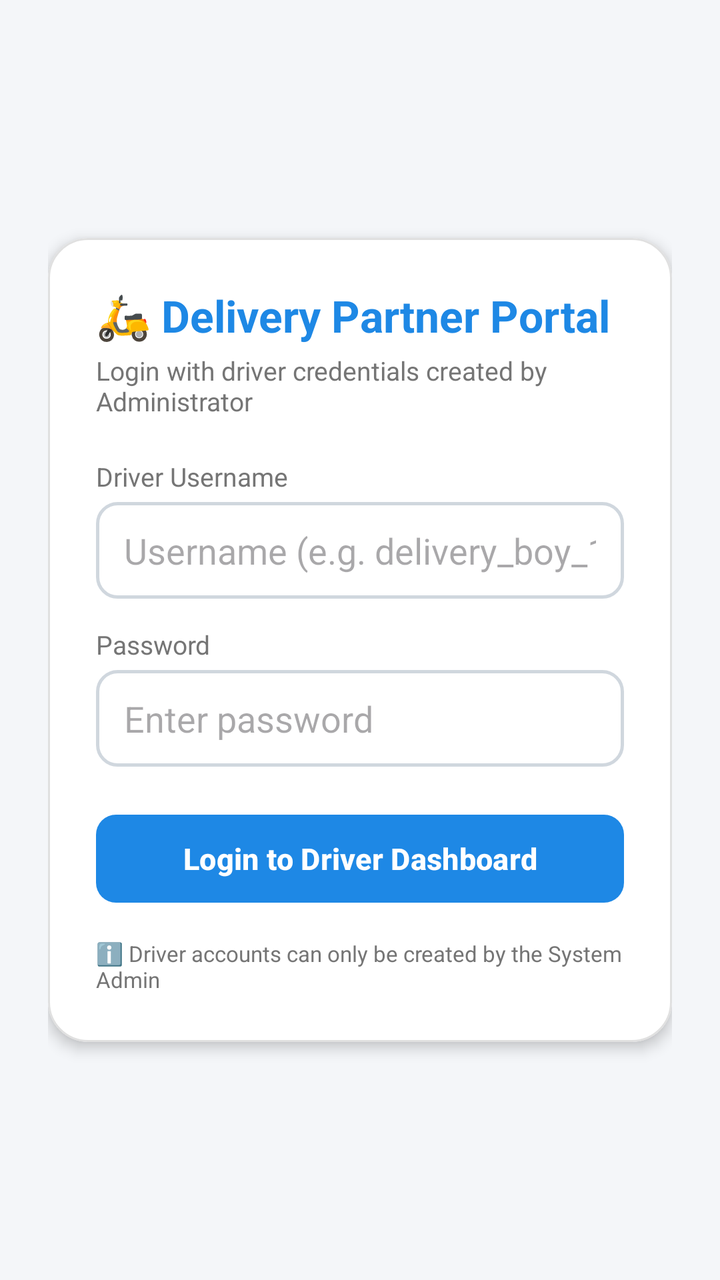
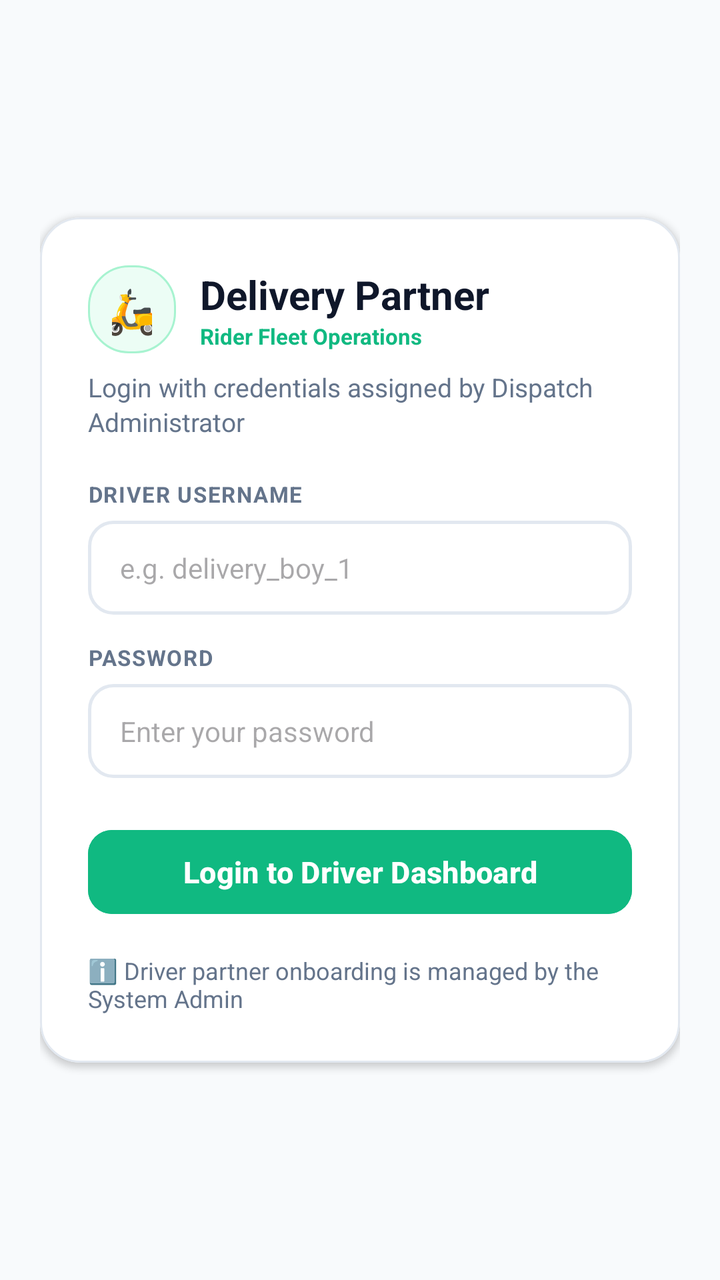

Before-and-after screenshots of an Android layout around one commit, followed by the original layout XML and the change that was made.
<!-- AndroidManifest.xml: application theme Theme.LocalVendorDelivery -->
<!-- res/layout/activity_delivery.xml -->
<?xml version="1.0" encoding="utf-8"?>
<FrameLayout xmlns:android="http://schemas.android.com/apk/res/android"
    xmlns:app="http://schemas.android.com/apk/res-auto"
    android:layout_width="match_parent"
    android:layout_height="match_parent"
    android:background="@color/colorBackground">

    
    <LinearLayout
        android:id="@+id/layoutAuthDelivery"
        android:layout_width="match_parent"
        android:layout_height="match_parent"
        android:orientation="vertical"
        android:padding="24dp"
        android:gravity="center"
        android:visibility="visible">

        <com.google.android.material.card.MaterialCardView
            android:layout_width="match_parent"
            android:layout_height="wrap_content"
            app:cardCornerRadius="20dp"
            app:cardElevation="4dp"
            app:cardBackgroundColor="#FFFFFF"
            app:strokeColor="@color/dividerColor"
            app:strokeWidth="1dp">

            <LinearLayout
                android:layout_width="match_parent"
                android:layout_height="wrap_content"
                android:orientation="vertical"
                android:padding="24dp">

                <TextView
                    android:layout_width="wrap_content"
                    android:layout_height="wrap_content"
                    android:text="🛵 Delivery Partner Portal"
                    android:textSize="22sp"
                    android:textStyle="bold"
                    android:textColor="@color/colorPrimary"
                    android:layout_marginBottom="4dp" />

                <TextView
                    android:layout_width="wrap_content"
                    android:layout_height="wrap_content"
                    android:text="Login with driver credentials created by Administrator"
                    android:textSize="13sp"
                    android:textColor="@color/colorTextSecondary"
                    android:layout_marginBottom="20dp" />

                <TextView
                    android:layout_width="wrap_content"
                    android:layout_height="wrap_content"
                    android:text="Driver Username"
                    android:textSize="13sp"
                    android:textColor="@color/colorTextSecondary"
                    android:layout_marginBottom="4dp" />

                <EditText
                    android:id="@+id/etDelivUsername"
                    android:layout_width="match_parent"
                    android:layout_height="wrap_content"
                    android:hint="Username (e.g. delivery_boy_1)"
                    android:background="@drawable/bg_edit_text"
                    android:inputType="text"
                    android:layout_marginBottom="14dp" />

                <TextView
                    android:layout_width="wrap_content"
                    android:layout_height="wrap_content"
                    android:text="Password"
                    android:textSize="13sp"
                    android:textColor="@color/colorTextSecondary"
                    android:layout_marginBottom="4dp" />

                <EditText
                    android:id="@+id/etDelivPassword"
                    android:layout_width="match_parent"
                    android:layout_height="wrap_content"
                    android:hint="Enter password"
                    android:background="@drawable/bg_edit_text"
                    android:inputType="textPassword"
                    android:layout_marginBottom="20dp" />

                <Button
                    android:id="@+id/btnDelivLogin"
                    android:layout_width="match_parent"
                    android:layout_height="52dp"
                    android:text="Login to Driver Dashboard"
                    android:textSize="15sp"
                    android:textStyle="bold"
                    app:cornerRadius="10dp" />

                <TextView
                    android:layout_width="wrap_content"
                    android:layout_height="wrap_content"
                    android:text="ℹ️ Driver accounts can only be created by the System Admin"
                    android:textSize="11sp"
                    android:textColor="@color/colorTextSecondary"
                    android:layout_marginTop="14dp"
                    android:layout_gravity="center" />
            </LinearLayout>
        </com.google.android.material.card.MaterialCardView>
    </LinearLayout>

    
    <LinearLayout
        android:id="@+id/layoutMainDelivery"
        android:layout_width="match_parent"
        android:layout_height="match_parent"
        android:orientation="vertical"
        android:visibility="gone">

        
        <LinearLayout
            android:layout_width="match_parent"
            android:layout_height="wrap_content"
            android:background="@color/colorPrimary"
            android:padding="16dp"
            android:orientation="horizontal"
            android:gravity="center_vertical">

            <LinearLayout
                android:layout_width="0dp"
                android:layout_height="wrap_content"
                android:layout_weight="1"
                android:orientation="vertical">

                <TextView
                    android:id="@+id/tvWelcomeDeliv"
                    android:layout_width="wrap_content"
                    android:layout_height="wrap_content"
                    android:text="Delivery Dashboard"
                    android:textColor="#FFFFFF"
                    android:textSize="18sp"
                    android:textStyle="bold" />

                <TextView
                    android:layout_width="wrap_content"
                    android:layout_height="wrap_content"
                    android:text="📍 Live GPS Tracking &amp; Cloud Sync Active"
                    android:textColor="#E3F2FD"
                    android:textSize="11sp" />
            </LinearLayout>

            <Button
                android:id="@+id/btnDelivLogout"
                android:layout_width="wrap_content"
                android:layout_height="36dp"
                style="@style/Widget.MaterialComponents.Button.TextButton"
                android:textColor="#FFFFFF"
                android:text="Logout"
                android:textSize="12sp" />
        </LinearLayout>

        
        <LinearLayout
            android:id="@+id/panelDelivOrders"
            android:layout_width="match_parent"
            android:layout_height="match_parent"
            android:orientation="vertical"
            android:padding="16dp"
            android:visibility="visible">

            <LinearLayout
                android:layout_width="match_parent"
                android:layout_height="wrap_content"
                android:orientation="horizontal"
                android:gravity="center_vertical"
                android:layout_marginBottom="12dp">

                <TextView
                    android:layout_width="0dp"
                    android:layout_height="wrap_content"
                    android:layout_weight="1"
                    android:text="🛵 Assigned Delivery Tasks"
                    android:textSize="17sp"
                    android:textStyle="bold"
                    android:textColor="@color/colorTextPrimary" />

                <TextView
                    android:layout_width="wrap_content"
                    android:layout_height="wrap_content"
                    android:text="● Cloud Synced"
                    android:textSize="11sp"
                    android:textStyle="bold"
                    android:textColor="@color/colorSuccess"
                    android:background="@drawable/bg_chip_green" />
            </LinearLayout>

            <Button
                android:id="@+id/btnViewDriverFeedback"
                android:layout_width="match_parent"
                android:layout_height="44dp"
                android:text="⭐ View Customer Ratings &amp; Reviews"
                style="@style/Widget.MaterialComponents.Button.OutlinedButton"
                android:textColor="@color/colorWarning"
                android:textStyle="bold"
                android:layout_marginBottom="10dp" />

            <ListView
                android:id="@+id/lvDelivOrders"
                android:layout_width="match_parent"
                android:layout_height="match_parent"
                android:divider="@null"
                android:dividerHeight="10dp" />
        </LinearLayout>

        
        <LinearLayout
            android:id="@+id/panelDelivNavigation"
            android:layout_width="match_parent"
            android:layout_height="match_parent"
            android:orientation="vertical"
            android:padding="16dp"
            android:visibility="gone">

            <LinearLayout
                android:layout_width="match_parent"
                android:layout_height="wrap_content"
                android:orientation="horizontal"
                android:gravity="center_vertical"
                android:layout_marginBottom="10dp">

                <ImageButton
                    android:id="@+id/btnBackToDelivList"
                    android:layout_width="38dp"
                    android:layout_height="38dp"
                    android:src="@android:drawable/ic_menu_revert"
                    android:background="?attr/selectableItemBackgroundBorderless"
                    android:contentDescription="Back" />

                <TextView
                    android:layout_width="0dp"
                    android:layout_height="wrap_content"
                    android:layout_weight="1"
                    android:text="📍 Live Delivery Navigation"
                    android:textSize="17sp"
                    android:textStyle="bold"
                    android:textColor="@color/colorTextPrimary"
                    android:layout_marginStart="8dp" />
            </LinearLayout>

            <com.google.android.material.card.MaterialCardView
                android:layout_width="match_parent"
                android:layout_height="0dp"
                android:layout_weight="1"
                app:cardCornerRadius="16dp"
                app:cardElevation="4dp"
                app:strokeColor="@color/dividerColor"
                app:strokeWidth="1dp">

                <com.example.localvendordelivery.LiveNavRadarView
                    android:id="@+id/navRadarDeliv"
                    android:layout_width="match_parent"
                    android:layout_height="match_parent" />
            </com.google.android.material.card.MaterialCardView>

            <LinearLayout
                android:layout_width="match_parent"
                android:layout_height="wrap_content"
                android:orientation="horizontal"
                android:layout_marginTop="10dp">

                
                <Button
                    android:id="@+id/btnSimulateMove"
                    android:layout_width="0dp"
                    android:layout_weight="1"
                    android:layout_height="50dp"
                    android:text="▶️ Simulate GPS Move"
                    style="@style/Widget.MaterialComponents.Button.OutlinedButton"
                    android:textSize="13sp"
                    android:textStyle="bold"
                    android:layout_marginEnd="6dp" />

                
                <Button
                    android:id="@+id/btnMarkDelivered"
                    android:layout_width="0dp"
                    android:layout_weight="1"
                    android:layout_height="50dp"
                    android:text="✅ Mark Delivered"
                    android:textSize="13sp"
                    android:textStyle="bold"
                    android:layout_marginStart="6dp" />
            </LinearLayout>
        </LinearLayout>
    </LinearLayout>
</FrameLayout>
<!-- resources referenced by this layout -->
<resources>
  <color name="colorBackground">#F4F6F9</color>
  <color name="colorPrimary">#1E88E5</color>
  <color name="colorSuccess">#4CAF50</color>
  <color name="colorTextPrimary">#212121</color>
  <color name="colorTextSecondary">#757575</color>
  <color name="colorWarning">#FF9800</color>
  <color name="dividerColor">#E0E0E0</color>
  <!-- drawable bg_chip_green (drawable) -->
  <?xml version="1.0" encoding="utf-8"?>
  <shape xmlns:android="http://schemas.android.com/apk/res/android"
      android:shape="rectangle">
      <solid android:color="#E8F5E9" />
      <stroke
          android:width="1dp"
          android:color="#4CAF50" />
      <corners android:radius="16dp" />
      <padding
          android:bottom="4dp"
          android:left="10dp"
          android:right="10dp"
          android:top="4dp" />
  </shape>
  <!-- drawable bg_edit_text (drawable) -->
  <?xml version="1.0" encoding="utf-8"?>
  <shape xmlns:android="http://schemas.android.com/apk/res/android"
      android:shape="rectangle">
      <solid android:color="#FFFFFF" />
      <stroke
          android:width="1.5dp"
          android:color="#D0D7DE" />
      <corners android:radius="10dp" />
      <padding
          android:bottom="12dp"
          android:left="14dp"
          android:right="14dp"
          android:top="12dp" />
  </shape>
  <style name="Theme.LocalVendorDelivery" parent="Base.Theme.LocalVendorDelivery" />
  <style name="Base.Theme.LocalVendorDelivery" parent="Theme.Material3.DayNight.NoActionBar">
          <item name="colorPrimary">@color/colorPrimary</item>
          <item name="colorPrimaryDark">@color/colorPrimaryDark</item>
          <item name="colorAccent">@color/colorAccent</item>
      </style>
  <color name="colorPrimaryDark">#1565C0</color>
  <color name="colorAccent">#FF9800</color>
</resources>

<!-- the commit's change to res/layout/activity_delivery.xml (unified diff, before → after) -->
@@ -11,16 +11,17 @@
         android:layout_width="match_parent"
         android:layout_height="match_parent"
         android:orientation="vertical"
-        android:padding="24dp"
+        android:padding="20dp"
         android:gravity="center"
+        android:background="@color/colorBackground"
         android:visibility="visible">
 
         <com.google.android.material.card.MaterialCardView
             android:layout_width="match_parent"
             android:layout_height="wrap_content"
             app:cardCornerRadius="20dp"
-            app:cardElevation="4dp"
-            app:cardBackgroundColor="#FFFFFF"
+            app:cardElevation="2dp"
+            app:cardBackgroundColor="@color/colorSurface"
             app:strokeColor="@color/dividerColor"
             app:strokeWidth="1dp">
 
@@ -30,73 +31,115 @@
                 android:orientation="vertical"
                 android:padding="24dp">
 
-                <TextView
-                    android:layout_width="wrap_content"
-                    android:layout_height="wrap_content"
-                    android:text="🛵 Delivery Partner Portal"
-                    android:textSize="22sp"
-                    android:textStyle="bold"
-                    android:textColor="@color/colorPrimary"
-                    android:layout_marginBottom="4dp" />
-
-                <TextView
-                    android:layout_width="wrap_content"
-                    android:layout_height="wrap_content"
-                    android:text="Login with driver credentials created by Administrator"
+                <LinearLayout
+                    android:layout_width="match_parent"
+                    android:layout_height="wrap_content"
+                    android:orientation="horizontal"
+                    android:gravity="center_vertical"
+                    android:layout_marginBottom="8dp">
+
+                    <TextView
+                        android:layout_width="44dp"
+                        android:layout_height="44dp"
+                        android:text="🛵"
+                        android:textSize="22sp"
+                        android:gravity="center"
+                        android:background="@drawable/bg_chip_green" />
+
+                    <LinearLayout
+                        android:layout_width="0dp"
+                        android:layout_height="wrap_content"
+                        android:layout_weight="1"
+                        android:orientation="vertical"
+                        android:layout_marginStart="12dp">
+
+                        <TextView
+                            android:layout_width="wrap_content"
+                            android:layout_height="wrap_content"
+                            android:text="Delivery Partner"
+                            android:textSize="20sp"
+                            android:textStyle="bold"
+                            android:textColor="@color/colorTextPrimary" />
+
+                        <TextView
+                            android:layout_width="wrap_content"
+                            android:layout_height="wrap_content"
+                            android:text="Rider Fleet Operations"
+                            android:textSize="11sp"
+                            android:textColor="@color/colorSuccess"
+                            android:textStyle="bold" />
+                    </LinearLayout>
+                </LinearLayout>
+
+                <TextView
+                    android:layout_width="wrap_content"
+                    android:layout_height="wrap_content"
+                    android:text="Login with credentials assigned by Dispatch Administrator"
                     android:textSize="13sp"
                     android:textColor="@color/colorTextSecondary"
-                    android:layout_marginBottom="20dp" />
-
-                <TextView
-                    android:layout_width="wrap_content"
-                    android:layout_height="wrap_content"
-                    android:text="Driver Username"
-                    android:textSize="13sp"
+                    android:layout_marginBottom="20dp"
+                    android:lineSpacingExtra="2dp" />
+
+                <TextView
+                    android:layout_width="wrap_content"
+                    android:layout_height="wrap_content"
+                    android:text="DRIVER USERNAME"
+                    android:textSize="11sp"
+                    android:textStyle="bold"
+                    android:letterSpacing="0.05"
                     android:textColor="@color/colorTextSecondary"
-                    android:layout_marginBottom="4dp" />
+                    android:layout_marginBottom="6dp" />
 
                 <EditText
                     android:id="@+id/etDelivUsername"
                     android:layout_width="match_parent"
                     android:layout_height="wrap_content"
-                    android:hint="Username (e.g. delivery_boy_1)"
+                    android:hint="e.g. delivery_boy_1"
                     android:background="@drawable/bg_edit_text"
                     android:inputType="text"
+                    android:textColor="@color/colorTextPrimary"
+                    android:textSize="14sp"
                     android:layout_marginBottom="14dp" />
 
                 <TextView
                     android:layout_width="wrap_content"
                     android:layout_height="wrap_content"
-                    android:text="Password"
-                    android:textSize="13sp"
+                    android:text="PASSWORD"
+                    android:textSize="11sp"
+                    android:textStyle="bold"
+                    android:letterSpacing="0.05"
                     android:textColor="@color/colorTextSecondary"
-                    android:layout_marginBottom="4dp" />
+                    android:layout_marginBottom="6dp" />
 
                 <EditText
                     android:id="@+id/etDelivPassword"
                     android:layout_width="match_parent"
                     android:layout_height="wrap_content"
-                    android:hint="Enter password"
+                    android:hint="Enter your password"
                     android:background="@drawable/bg_edit_text"
                     android:inputType="textPassword"
-                    android:layout_marginBottom="20dp" />
+                    android:textColor="@color/colorTextPrimary"
+                    android:textSize="14sp"
+                    android:layout_marginBottom="22dp" />
 
                 <Button
                     android:id="@+id/btnDelivLogin"
                     android:layout_width="match_parent"
-                    android:layout_height="52dp"
+                    android:layout_height="50dp"
                     android:text="Login to Driver Dashboard"
                     android:textSize="15sp"
                     android:textStyle="bold"
-                    app:cornerRadius="10dp" />
-
-                <TextView
-                    android:layout_width="wrap_content"
-                    android:layout_height="wrap_content"
-                    android:text="ℹ️ Driver accounts can only be created by the System Admin"
-                    android:textSize="11sp"
+                    android:backgroundTint="@color/colorSuccess"
+                    app:cornerRadius="12dp"
+                    app:elevation="0dp" />
+
+                <TextView
+                    android:layout_width="wrap_content"
+                    android:layout_height="wrap_content"
+                    android:text="ℹ️ Driver partner onboarding is managed by the System Admin"
+                    android:textSize="12sp"
                     android:textColor="@color/colorTextSecondary"
-                    android:layout_marginTop="14dp"
+                    android:layout_marginTop="16dp"
                     android:layout_gravity="center" />
             </LinearLayout>
         </com.google.android.material.card.MaterialCardView>
@@ -114,8 +157,11 @@
         <LinearLayout
             android:layout_width="match_parent"
             android:layout_height="wrap_content"
-            android:background="@color/colorPrimary"
-            android:padding="16dp"
+            android:background="@drawable/bg_header_gradient"
+            android:paddingStart="18dp"
+            android:paddingTop="18dp"
+            android:paddingEnd="18dp"
+            android:paddingBottom="16dp"
             android:orientation="horizontal"
             android:gravity="center_vertical">
 
@@ -137,15 +183,16 @@
                 <TextView
                     android:layout_width="wrap_content"
                     android:layout_height="wrap_content"
-                    android:text="📍 Live GPS Tracking &amp; Cloud Sync Active"
-                    android:textColor="#E3F2FD"
-                    android:textSize="11sp" />
+                    android:text="📍 Live GPS &amp; Cloud Telemetry Active"
+                    android:textColor="#DBEAFE"
+                    android:textSize="12sp"
+                    android:layout_marginTop="2dp" />
             </LinearLayout>
 
             <Button
                 android:id="@+id/btnDelivLogout"
                 android:layout_width="wrap_content"
-                android:layout_height="36dp"
+                android:layout_height="38dp"
                 style="@style/Widget.MaterialComponents.Button.TextButton"
                 android:textColor="#FFFFFF"
                 android:text="Logout"
@@ -158,7 +205,10 @@
             android:layout_width="match_parent"
             android:layout_height="match_parent"
             android:orientation="vertical"
-            android:padding="16dp"
+            android:paddingStart="18dp"
+            android:paddingTop="16dp"
+            android:paddingEnd="18dp"
+            android:paddingBottom="12dp"
             android:visibility="visible">
 
             <LinearLayout
@@ -166,14 +216,14 @@
                 android:layout_height="wrap_content"
                 android:orientation="horizontal"
                 android:gravity="center_vertical"
-                android:layout_marginBottom="12dp">
+                android:layout_marginBottom="14dp">
 
                 <TextView
                     android:layout_width="0dp"
                     android:layout_height="wrap_content"
                     android:layout_weight="1"
-                    android:text="🛵 Assigned Delivery Tasks"
-                    android:textSize="17sp"
+                    android:text="Assigned Deliveries"
+                    android:textSize="18sp"
                     android:textStyle="bold"
                     android:textColor="@color/colorTextPrimary" />
 
@@ -190,19 +240,22 @@
             <Button
                 android:id="@+id/btnViewDriverFeedback"
                 android:layout_width="match_parent"
-                android:layout_height="44dp"
+                android:layout_height="48dp"
                 android:text="⭐ View Customer Ratings &amp; Reviews"
                 style="@style/Widget.MaterialComponents.Button.OutlinedButton"
-                android:textColor="@color/colorWarning"
+                android:textColor="@color/colorAccent"
+                app:strokeColor="@color/colorAccent"
                 android:textStyle="bold"
-                android:layout_marginBottom="10dp" />
+                android:textSize="13sp"
+                app:cornerRadius="12dp"
+                android:layout_marginBottom="12dp" />
 
             <ListView
                 android:id="@+id/lvDelivOrders"
                 android:layout_width="match_parent"
                 android:layout_height="match_parent"
                 android:divider="@null"
-                android:dividerHeight="10dp" />
+                android:dividerHeight="12dp" />
         </LinearLayout>
 
         
@@ -211,7 +264,10 @@
             android:layout_width="match_parent"
             android:layout_height="match_parent"
             android:orientation="vertical"
-            android:padding="16dp"
+            android:paddingStart="18dp"
+            android:paddingTop="14dp"
+            android:paddingEnd="18dp"
+            android:paddingBottom="12dp"
             android:visibility="gone">
 
             <LinearLayout
@@ -219,12 +275,12 @@
                 android:layout_height="wrap_content"
                 android:orientation="horizontal"
                 android:gravity="center_vertical"
-                android:layout_marginBottom="10dp">
+                android:layout_marginBottom="12dp">
 
                 <ImageButton
                     android:id="@+id/btnBackToDelivList"
-                    android:layout_width="38dp"
-                    android:layout_height="38dp"
+                    android:layout_width="40dp"
+                    android:layout_height="40dp"
                     android:src="@android:drawable/ic_menu_revert"
                     android:background="?attr/selectableItemBackgroundBorderless"
                     android:contentDescription="Back" />
@@ -233,8 +289,8 @@
                     android:layout_width="0dp"
                     android:layout_height="wrap_content"
                     android:layout_weight="1"
-                    android:text="📍 Live Delivery Navigation"
-                    android:textSize="17sp"
+                    android:text="Live Route Navigation"
+                    android:textSize="18sp"
                     android:textStyle="bold"
                     android:textColor="@color/colorTextPrimary"
                     android:layout_marginStart="8dp" />
@@ -245,7 +301,8 @@
                 android:layout_height="0dp"
                 android:layout_weight="1"
                 app:cardCornerRadius="16dp"
-                app:cardElevation="4dp"
+                app:cardElevation="2dp"
+                app:cardBackgroundColor="@color/colorSurface"
                 app:strokeColor="@color/dividerColor"
                 app:strokeWidth="1dp">
 
@@ -259,7 +316,7 @@
                 android:layout_width="match_parent"
                 android:layout_height="wrap_content"
                 android:orientation="horizontal"
-                android:layout_marginTop="10dp">
+                android:layout_marginTop="12dp">
 
                 
                 <Button
@@ -267,10 +324,11 @@
                     android:layout_width="0dp"
                     android:layout_weight="1"
                     android:layout_height="50dp"
-                    android:text="▶️ Simulate GPS Move"
+                    android:text="▶️ Step GPS Move"
                     style="@style/Widget.MaterialComponents.Button.OutlinedButton"
                     android:textSize="13sp"
                     android:textStyle="bold"
+                    app:cornerRadius="12dp"
                     android:layout_marginEnd="6dp" />
 
                 
@@ -279,9 +337,12 @@
                     android:layout_width="0dp"
                     android:layout_weight="1"
                     android:layout_height="50dp"
-                    android:text="✅ Mark Delivered"
+                    android:text="✓ Mark Delivered"
                     android:textSize="13sp"
                     android:textStyle="bold"
+                    android:backgroundTint="@color/colorSuccess"
+                    app:cornerRadius="12dp"
+                    app:elevation="0dp"
                     android:layout_marginStart="6dp" />
             </LinearLayout>
         </LinearLayout>
<!-- resource entries referenced after the edit -->
@@ -1,26 +1,26 @@
 <!-- resources referenced by this layout -->
 <resources>
-  <color name="colorBackground">#F4F6F9</color>
-  <color name="colorPrimary">#1E88E5</color>
-  <color name="colorSuccess">#4CAF50</color>
-  <color name="colorTextPrimary">#212121</color>
-  <color name="colorTextSecondary">#757575</color>
-  <color name="colorWarning">#FF9800</color>
-  <color name="dividerColor">#E0E0E0</color>
+  <color name="colorBackground">#F8FAFC</color>
+  <color name="colorPrimary">#2563EB</color>
+  <color name="colorSuccess">#10B981</color>
+  <color name="colorSurface">#FFFFFF</color>
+  <color name="colorTextPrimary">#0F172A</color>
+  <color name="colorTextSecondary">#64748B</color>
+  <color name="dividerColor">#E2E8F0</color>
   <!-- drawable bg_chip_green (drawable) -->
   <?xml version="1.0" encoding="utf-8"?>
   <shape xmlns:android="http://schemas.android.com/apk/res/android"
       android:shape="rectangle">
-      <solid android:color="#E8F5E9" />
+      <solid android:color="@color/colorSuccessBg" />
       <stroke
           android:width="1dp"
-          android:color="#4CAF50" />
-      <corners android:radius="16dp" />
+          android:color="#A7F3D0" />
+      <corners android:radius="20dp" />
       <padding
-          android:bottom="4dp"
-          android:left="10dp"
-          android:right="10dp"
-          android:top="4dp" />
+          android:bottom="5dp"
+          android:left="12dp"
+          android:right="12dp"
+          android:top="5dp" />
   </shape>
   <!-- drawable bg_edit_text (drawable) -->
   <?xml version="1.0" encoding="utf-8"?>
@@ -29,21 +29,37 @@
       <solid android:color="#FFFFFF" />
       <stroke
           android:width="1.5dp"
-          android:color="#D0D7DE" />
-      <corners android:radius="10dp" />
+          android:color="@color/dividerColor" />
+      <corners android:radius="12dp" />
       <padding
-          android:bottom="12dp"
-          android:left="14dp"
-          android:right="14dp"
-          android:top="12dp" />
+          android:bottom="14dp"
+          android:left="16dp"
+          android:right="16dp"
+          android:top="14dp" />
+  </shape>
+  <!-- drawable bg_header_gradient (drawable) -->
+  <?xml version="1.0" encoding="utf-8"?>
+  <shape xmlns:android="http://schemas.android.com/apk/res/android"
+      android:shape="rectangle">
+      <gradient
+          android:angle="135"
+          android:startColor="#1E40AF"
+          android:centerColor="#2563EB"
+          android:endColor="#3B82F6"
+          android:type="linear" />
   </shape>
   <style name="Theme.LocalVendorDelivery" parent="Base.Theme.LocalVendorDelivery" />
+  <color name="colorSuccessBg">#ECFDF5</color>
   <style name="Base.Theme.LocalVendorDelivery" parent="Theme.Material3.DayNight.NoActionBar">
           <item name="colorPrimary">@color/colorPrimary</item>
           <item name="colorPrimaryDark">@color/colorPrimaryDark</item>
           <item name="colorAccent">@color/colorAccent</item>
+          <item name="android:colorBackground">@color/colorBackground</item>
+          <item name="android:windowBackground">@color/colorBackground</item>
+          <item name="android:statusBarColor">@color/colorPrimaryDark</item>
+          <item name="android:navigationBarColor">#FFFFFF</item>
       </style>
-  <color name="colorPrimaryDark">#1565C0</color>
-  <color name="colorAccent">#FF9800</color>
+  <color name="colorPrimaryDark">#1D4ED8</color>
+  <color name="colorAccent">#F97316</color>
 </resources>
 
